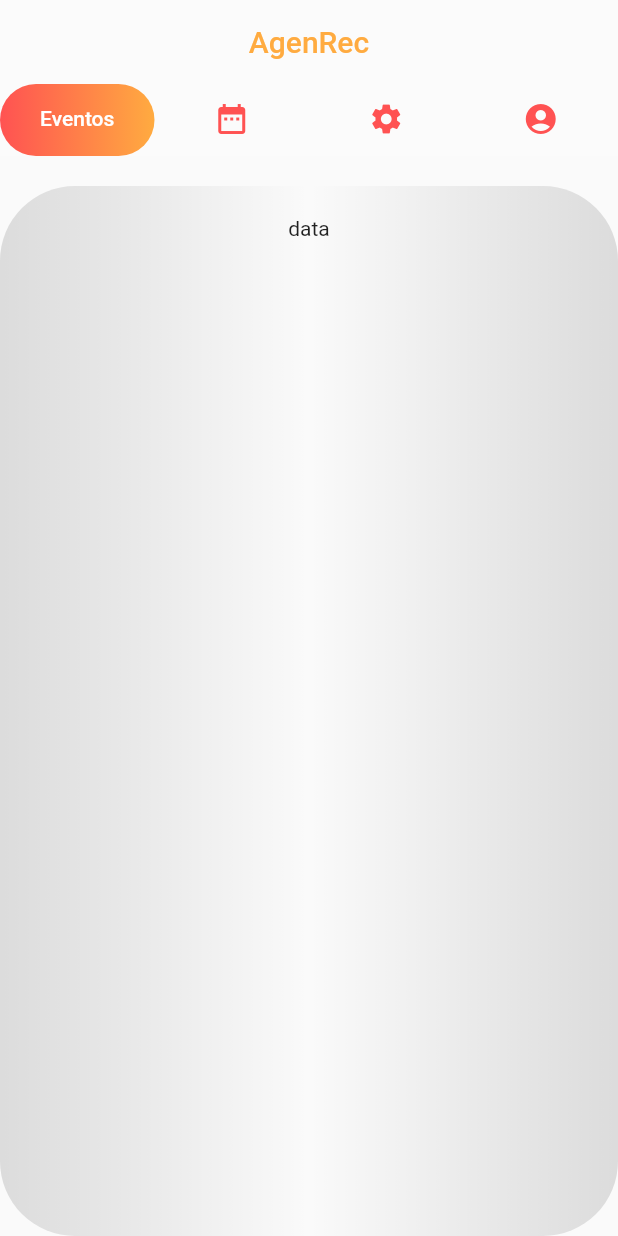
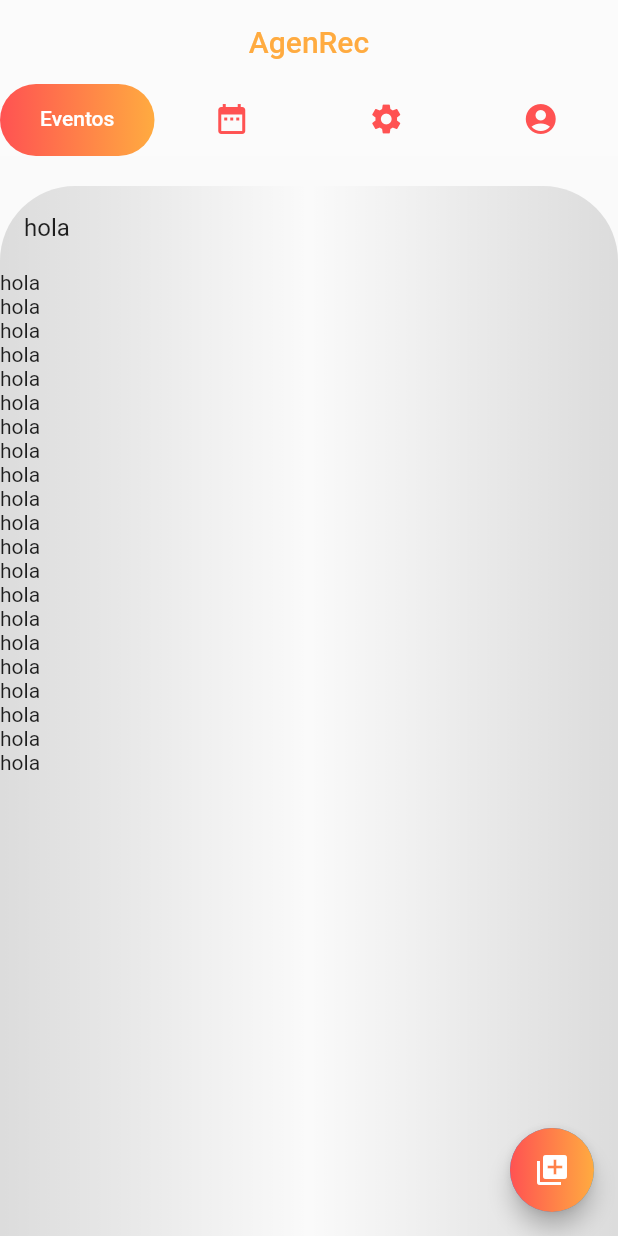
Before and after one commit to EnmanuelEstrella22/ProyectoFlutter, a Flutter app: the screen it shows after launch, on a phone screen of 412 x 824 dp. Run offline on Flutter 3.47's test engine with Material 2 defaults, Android fonts, the phone set to English and light mode, and no system bars; Roboto replaces fonts that are missing (Time New Roman).

```diff
--- a/agenda/lib/src/pages/HomePage.dart
+++ b/agenda/lib/src/pages/HomePage.dart
@@ -8,18 +8,20 @@ class HomePage extends StatelessWidget {
       child: Scaffold(
         appBar: AppBar(
           centerTitle: true,
-          title: Text("AgenRec",style: TextStyle(
-            color: Colors.orangeAccent,fontFamily: "Time New Roman"
-          ),),
+          title: Text(
+            "AgenRec",
+            style: TextStyle(
+                color: Colors.orangeAccent, fontFamily: "Time New Roman"),
+          ),
           backgroundColor: Colors.white10,
           elevation: 0,
           bottom: TabBar(
             unselectedLabelColor: Colors.redAccent,
             indicator: BoxDecoration(
-              gradient: LinearGradient(colors: [Colors.redAccent,Colors.orangeAccent]),
+                gradient: LinearGradient(
+                    colors: [Colors.redAccent, Colors.orangeAccent]),
                 borderRadius: BorderRadius.circular(50),
-              color: Colors.redAccent
-            ),
+                color: Colors.redAccent),
             tabs: <Widget>[
               Tab(
                 child: Center(
@@ -28,9 +30,7 @@ class HomePage extends StatelessWidget {
               ),
               Tab(
                 child: Align(
-                  alignment: Alignment.center,
-                  child: Icon(Icons.date_range)
-                ),
+                    alignment: Alignment.center, child: Icon(Icons.date_range)),
               ),
               Tab(
                 child: Align(
@@ -49,31 +49,115 @@ class HomePage extends StatelessWidget {
         ),
         body: TabBarView(
           children: <Widget>[
-            Container(
-              child: ListView(
-                padding: EdgeInsets.only(top: 20.0),
-                children: <Widget>[
-                  Center(
-                    child: Text("data"),
-                  )
-                ],
-              ),
-
-              decoration: BoxDecoration(
-                // shape: BoxShape.circle,
-                gradient: LinearGradient(colors: [Colors.black12,Colors.transparent,Colors.black12]),
-                borderRadius: BorderRadius.only(bottomRight: Radius.circular(50.0),topLeft: Radius.circular(50.0),
-                topRight: Radius.circular(50.0),bottomLeft: Radius.circular(50.0)
-                )
-              ),
-              margin: EdgeInsets.only(top: 20.0),
-            ),
+            eventos(context),
             Icon(Icons.ac_unit),
-            Icon(Icons.ac_unit),
+            Icon(Icons.live_help),
             Icon(Icons.ac_unit),
           ],
         ),
       ),
     );
   }
+
+  Widget eventos(BuildContext context) {
+    return Scaffold(
+        body: contenido(),
+        floatingActionButton: FloatingActionButton(
+          child: Container(
+            width: double.infinity,
+            height: double.infinity,
+            child: Icon(Icons.add_to_photos),
+            decoration: BoxDecoration(
+              gradient: LinearGradient(
+                  colors: [Colors.redAccent, Colors.orangeAccent]),
+              borderRadius: BorderRadius.all(Radius.circular(50.0)),
+            ),
+          ),
+          onPressed: () {
+            Navigator.pushNamed(context, 'FormEvent');
+          },
+        ));
   }
+
+  Widget contenido() {
+    return Container(
+      child: Center(
+        child: ListView(
+          children: <Widget>[
+            ListTile(
+              title: Text('hola'),
+            ),
+
+            Text('hola'),
+            Text('hola'),
+            Text('hola'),
+            Text('hola'),
+            Text('hola'),
+            Text('hola'),
+            Text('hola'),
+            Text('hola'),
+            Text('hola'),
+            Text('hola'),
+            Text('hola'),
+            Text('hola'),
+            Text('hola'),
+            Text('hola'),
+            Text('hola'),
+            Text('hola'),
+            Text('hola'),
+            Text('hola'),
+            Text('hola'),
+            Text('hola'),
+            Text('hola'),
+          ],
+        ),
+      ),
+      decoration: BoxDecoration(
+          // shape: BoxShape.circle,
+          gradient: LinearGradient(
+              colors: [Colors.black12, Colors.transparent, Colors.black12]),
+          borderRadius: BorderRadius.only(
+              topLeft: Radius.circular(50.0), topRight: Radius.circular(50.0))),
+      margin: EdgeInsets.only(top: 20.0),
+    );
+  }
+}
+
+// Container(
+//               child: ListView(
+//                 padding: EdgeInsets.only(top: 20.0),
+//                 children: <Widget>[
+
+//                   Center(
+//                     child: Row(
+//                       children: <Widget>[
+//                         FloatingActionButton(
+
+//                           child: Container(
+
+//                             width: double.infinity,
+//                             height: double.infinity,
+//                             child: Icon(Icons.list),
+//                             decoration: BoxDecoration(
+//                               gradient: LinearGradient(colors: [Colors.redAccent,Colors.orangeAccent]),
+//                               borderRadius: BorderRadius.all(Radius.circular(50.0)),
+//                             ),
+//                           ),
+//                           onPressed: (){},
+//                         )
+
+//                       ],
+//                     ),
+//                   )
+//                 ],
+//               ),
+
+//               decoration: BoxDecoration(
+//                 // shape: BoxShape.circle,
+//                 gradient: LinearGradient(colors: [Colors.black12,Colors.transparent,Colors.black12]),
+//                 borderRadius: BorderRadius.only(bottomRight: Radius.circular(50.0),topLeft: Radius.circular(50.0),
+//                 topRight: Radius.circular(50.0),bottomLeft: Radius.circular(50.0)
+//                 )
+//               ),
+//               margin: EdgeInsets.only(top: 20.0),
+//     );
--- a/agenda/lib/src/pages/MyHomePage.dart
+++ b/agenda/lib/src/pages/MyHomePage.dart
@@ -1,13 +1,33 @@
 import 'package:flutter/material.dart';
 
 import 'HomePage.dart';
+import 'form/add_event.dart';
+
+import 'package:flutter_localizations/flutter_localizations.dart';
+
 
 class MyApp extends StatelessWidget {
   @override
   Widget build(BuildContext context) {
     return MaterialApp(
       debugShowCheckedModeBanner: false,
-      home: HomePage(),
+       localizationsDelegates: [
+        GlobalMaterialLocalizations.delegate,
+        GlobalWidgetsLocalizations.delegate,
+        GlobalCupertinoLocalizations.delegate,
+      ],
+      supportedLocales: [
+        const Locale('en', 'US'), // English
+        const Locale('es','ES'), // Hebrew
+        const Locale.fromSubtags(
+            languageCode: 'zh'), // Chinese *See Advanced Locales below*
+      ],
+      initialRoute: '/',
+        routes:{
+        '/' : (BuildContext contex) => HomePage(),
+        'FormEvent' : (BuildContext contex) => Eventos()
+      },
+
     );
   }
 }
```
Also changed, not shown: agenda/lib/src/pages/form/add_event.dart (added, +290 -0 lines), agenda/pubspec.yaml (+11 -0 lines), agenda/pubspec.lock, 2 other files. Lines whose indentation alone changed are shown as unchanged.
